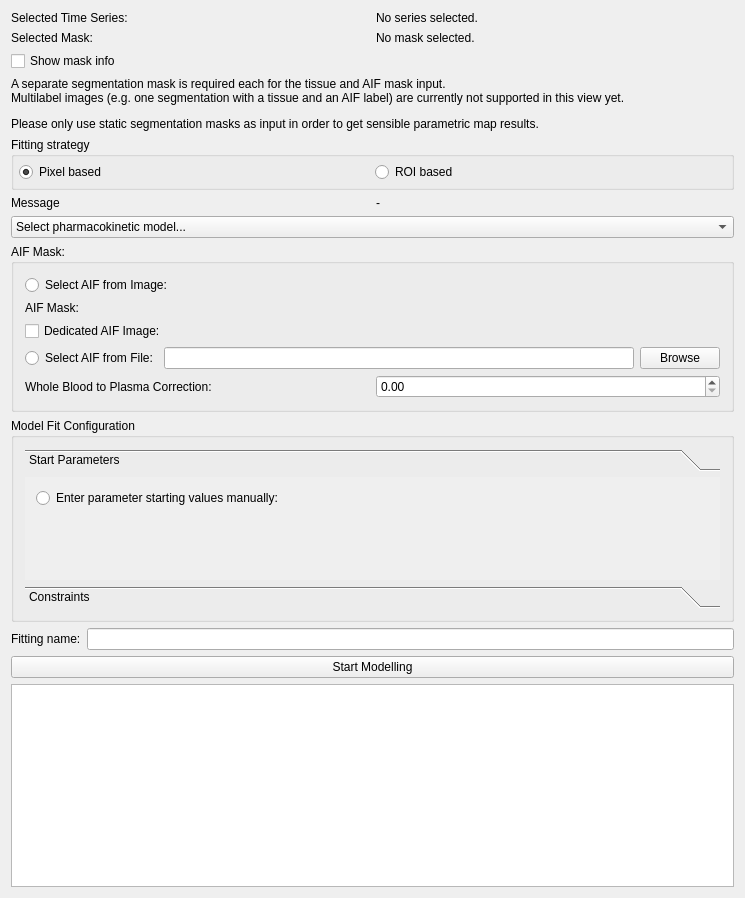
Above: Plugins/org.mitk.gui.qt.pharmacokinetics.pet/src/internal/PETDynamicViewControls.ui from MITK/MITK before the change. Below: the same form after it.
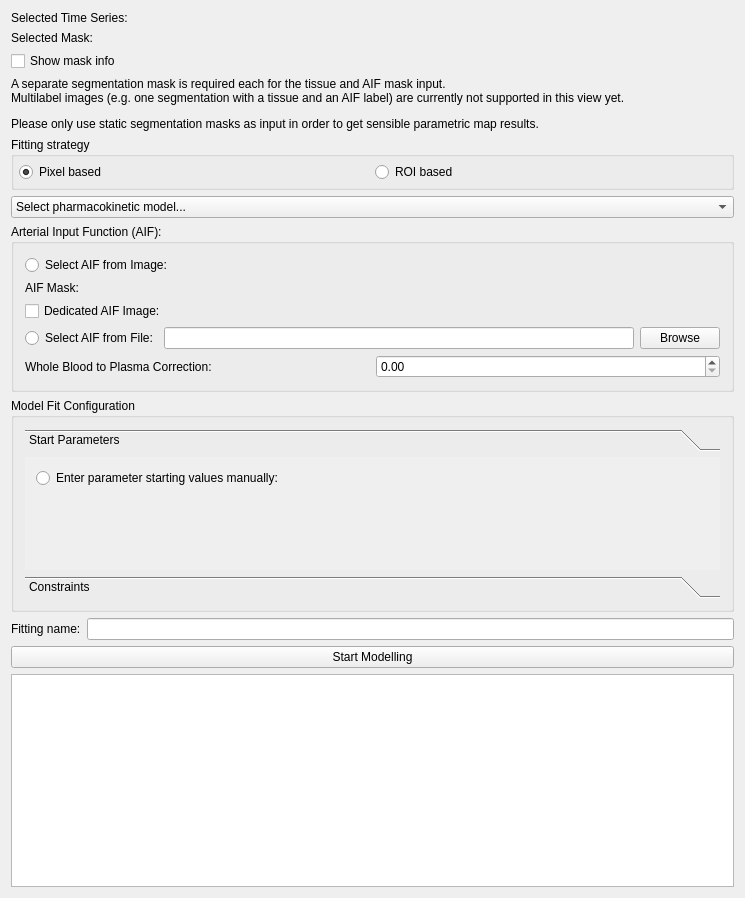
That is the form after the change. The open tabs and pages were chosen to show the change. Custom widgets are drawn as their Qt base class.

Commit message: Change data selection concept in the PET Dynamic View. Fix T30280 - Update AIF selection box in Dynamic PET DataFitView.

What changed in the file:
```diff
--- a/Plugins/org.mitk.gui.qt.pharmacokinetics.pet/src/internal/PETDynamicViewControls.ui
+++ b/Plugins/org.mitk.gui.qt.pharmacokinetics.pet/src/internal/PETDynamicViewControls.ui
@@ -23,38 +23,26 @@
    <item>
     <layout class="QVBoxLayout" name="verticalLayout_2">
      <item>
-      <layout class="QHBoxLayout" name="horizontalLayout">
-       <item>
+      <layout class="QGridLayout" name="gridLayout_4">
+       <item row="0" column="0">
         <widget class="QLabel" name="label_2">
          <property name="text">
           <string>Selected Time Series:</string>
          </property>
         </widget>
        </item>
-       <item>
-        <widget class="QLabel" name="timeserieslabel">
-         <property name="text">
-          <string>No series selected.</string>
-         </property>
-        </widget>
+       <item row="0" column="1">
+        <widget class="QmitkSingleNodeSelectionWidget" name="timeSeriesNodeSelector" native="true"/>
        </item>
-      </layout>
-     </item>
-     <item>
-      <layout class="QHBoxLayout" name="horizontalLayout_2">
-       <item>
+       <item row="2" column="0">
         <widget class="QLabel" name="label_3">
          <property name="text">
           <string>Selected Mask:</string>
          </property>
         </widget>
        </item>
-       <item>
-        <widget class="QLabel" name="masklabel">
-         <property name="text">
-          <string>No mask selected.</string>
-         </property>
-        </widget>
+       <item row="2" column="1">
+        <widget class="QmitkSingleNodeSelectionWidget" name="maskNodeSelector" native="true"/>
        </item>
       </layout>
      </item>
@@ -113,24 +101,6 @@
        </layout>
       </widget>
      </item>
-     <item>
-      <layout class="QHBoxLayout" name="horizontalLayout_4">
-       <item>
-        <widget class="QLabel" name="label_4">
-         <property name="text">
-          <string>Message</string>
-         </property>
-        </widget>
-       </item>
-       <item>
-        <widget class="QLabel" name="errorMessageLabel">
-         <property name="text">
-          <string>-</string>
-         </property>
-        </widget>
-       </item>
-      </layout>
-     </item>
     </layout>
    </item>
    <item>
@@ -145,7 +115,7 @@
    <item>
     <widget class="QGroupBox" name="groupAIF">
      <property name="title">
-      <string>AIF Mask:</string>
+      <string>Arterial Input Function (AIF):</string>
      </property>
      <layout class="QVBoxLayout" name="verticalLayout_5">
       <item>
@@ -172,10 +142,10 @@
          </widget>
         </item>
         <item row="0" column="1">
-         <widget class="QmitkDataStorageComboBox" name="comboAIFMask" native="true"/>
+         <widget class="QmitkSingleNodeSelectionWidget" name="AIFMaskNodeSelector" native="true"/>
         </item>
         <item row="1" column="1">
-         <widget class="QmitkDataStorageComboBox" name="comboAIFImage" native="true"/>
+         <widget class="QmitkSingleNodeSelectionWidget" name="AIFImageNodeSelector" native="true"/>
         </item>
        </layout>
       </item>
@@ -233,8 +203,8 @@
           <rect>
            <x>0</x>
            <y>0</y>
-           <width>180</width>
-           <height>32</height>
+           <width>715</width>
+           <height>185</height>
           </rect>
          </property>
          <property name="toolTip">
@@ -265,7 +235,7 @@
            <x>0</x>
            <y>0</y>
            <width>715</width>
-           <height>176</height>
+           <height>185</height>
           </rect>
          </property>
          <attribute name="label">
@@ -338,9 +308,10 @@
    <header>QmitkInitialValuesManagerWidget.h</header>
   </customwidget>
   <customwidget>
-   <class>QmitkDataStorageComboBox</class>
+   <class>QmitkSingleNodeSelectionWidget</class>
    <extends>QWidget</extends>
-   <header location="global">QmitkDataStorageComboBox.h</header>
+   <header>QmitkSingleNodeSelectionWidget.h</header>
+   <container>1</container>
   </customwidget>
  </customwidgets>
  <resources/>
```
The commit also changes 2 other files.
